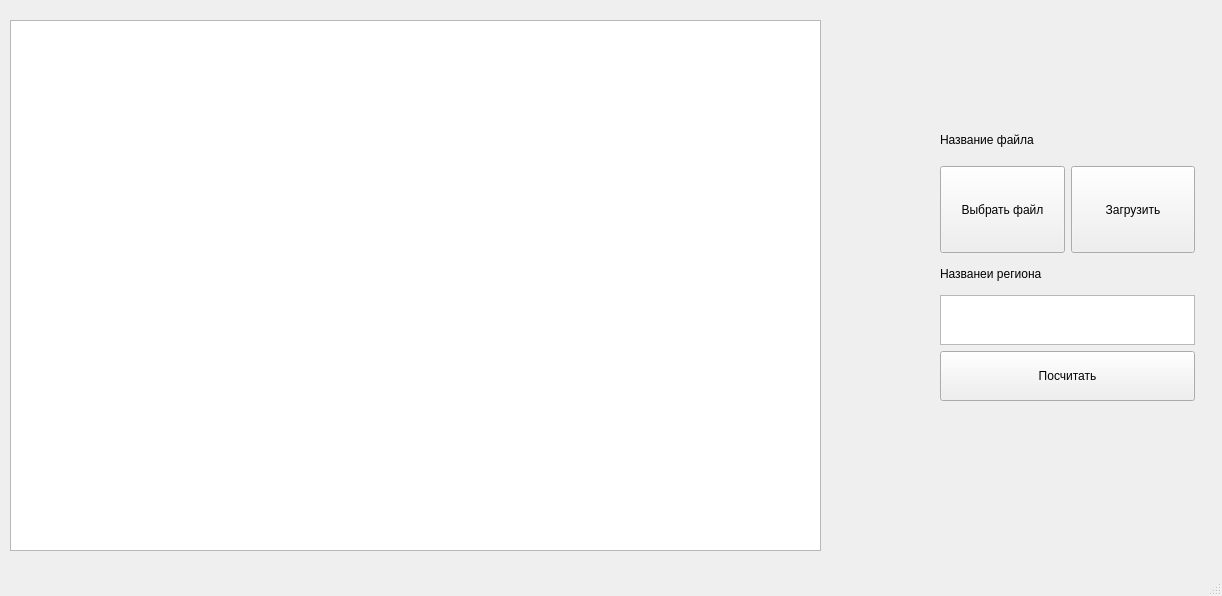
This is Lab2/mainwindow.ui in GoncharovV/Labs-BMSTU_2 as Qt 5 draws it before an edit. The edited form follows.
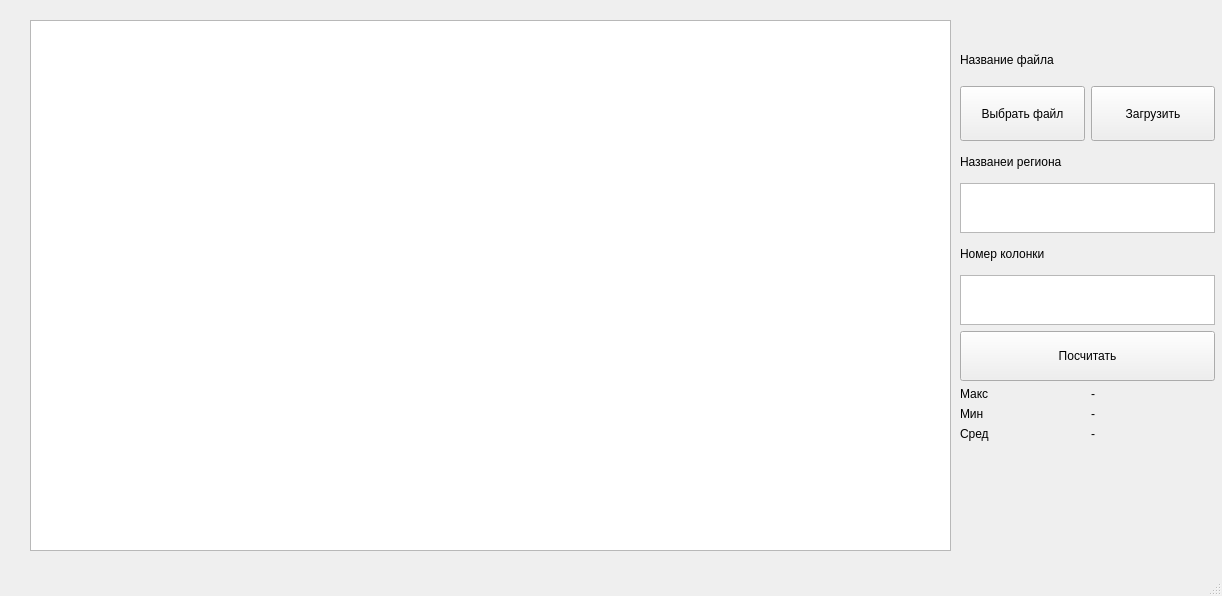
This is the edited form.

The edit to the form file:
```diff
--- a/Lab2/mainwindow.ui
+++ b/Lab2/mainwindow.ui
@@ -17,10 +17,10 @@
    <widget class="QWidget" name="verticalLayoutWidget_2">
     <property name="geometry">
      <rect>
-      <x>940</x>
-      <y>120</y>
+      <x>960</x>
+      <y>40</y>
       <width>255</width>
-      <height>281</height>
+      <height>401</height>
      </rect>
     </property>
     <layout class="QVBoxLayout" name="verticalLayout_2">
@@ -35,6 +35,9 @@
        <property name="text">
         <string>Название файла</string>
        </property>
+       <property name="wordWrap">
+        <bool>true</bool>
+       </property>
       </widget>
      </item>
      <item>
@@ -99,7 +102,36 @@
         </widget>
        </item>
        <item>
-        <widget class="QPushButton" name="pushButton_2">
+        <widget class="QLabel" name="label_5">
+         <property name="minimumSize">
+          <size>
+           <width>0</width>
+           <height>30</height>
+          </size>
+         </property>
+         <property name="text">
+          <string>Номер колонки</string>
+         </property>
+        </widget>
+       </item>
+       <item>
+        <widget class="QTextEdit" name="columnNumber_input">
+         <property name="minimumSize">
+          <size>
+           <width>0</width>
+           <height>50</height>
+          </size>
+         </property>
+         <property name="maximumSize">
+          <size>
+           <width>16777215</width>
+           <height>50</height>
+          </size>
+         </property>
+        </widget>
+       </item>
+       <item>
+        <widget class="QPushButton" name="calcButton">
          <property name="sizePolicy">
           <sizepolicy hsizetype="Minimum" vsizetype="Fixed">
            <horstretch>0</horstretch>
@@ -117,6 +149,60 @@
          </property>
         </widget>
        </item>
+       <item>
+        <layout class="QHBoxLayout" name="horizontalLayout_2">
+         <item>
+          <widget class="QLabel" name="label">
+           <property name="text">
+            <string>Макс</string>
+           </property>
+          </widget>
+         </item>
+         <item>
+          <widget class="QLabel" name="label_max">
+           <property name="text">
+            <string>-</string>
+           </property>
+          </widget>
+         </item>
+        </layout>
+       </item>
+       <item>
+        <layout class="QHBoxLayout" name="horizontalLayout_3">
+         <item>
+          <widget class="QLabel" name="label_3">
+           <property name="text">
+            <string>Мин</string>
+           </property>
+          </widget>
+         </item>
+         <item>
+          <widget class="QLabel" name="label_min">
+           <property name="text">
+            <string>-</string>
+           </property>
+          </widget>
+         </item>
+        </layout>
+       </item>
+      </layout>
+     </item>
+     <item>
+      <layout class="QHBoxLayout" name="horizontalLayout_4">
+       <item>
+        <widget class="QLabel" name="label_4">
+         <property name="text">
+          <string>Сред</string>
+         </property>
+        </widget>
+       </item>
+       <item>
+        <widget class="QLabel" name="label_avg">
+         <property name="text">
+          <string>-</string>
+         </property>
+        </widget>
+       </item>
       </layout>
      </item>
     </layout>
@@ -124,9 +210,9 @@
    <widget class="QTableView" name="table">
     <property name="geometry">
      <rect>
-      <x>10</x>
+      <x>30</x>
       <y>20</y>
-      <width>811</width>
+      <width>921</width>
       <height>531</height>
      </rect>
     </property>
```
Left out of the diff: 2 changed lines with no effect on the pictures.
